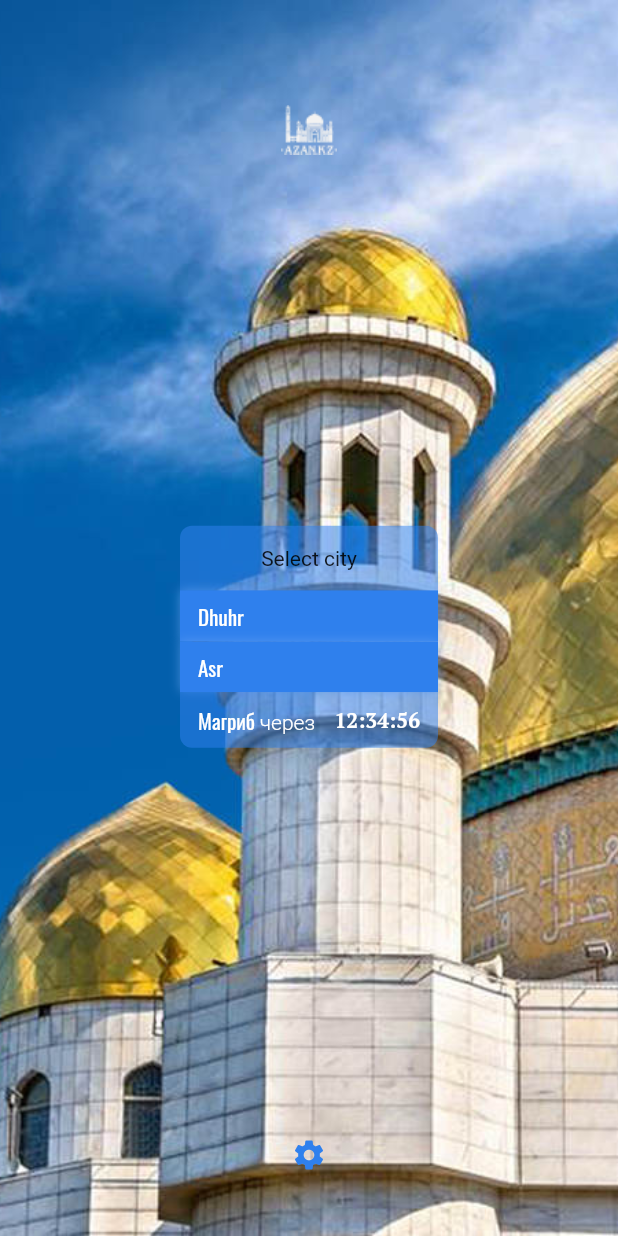
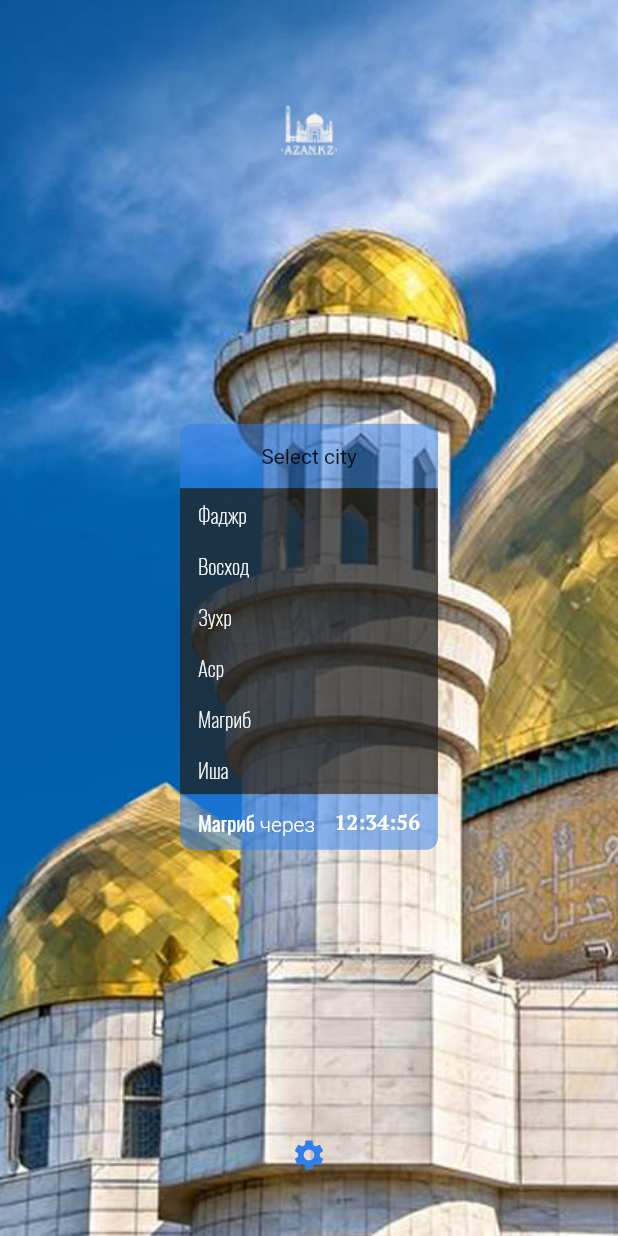
Before and after one commit to yerzhant/solat, a Flutter app: the screen it shows after launch, on a phone screen of 412 x 824 dp. Run offline on Flutter 3.47's test engine with Material 2 defaults, Android fonts, the phone set to English and light mode, and no system bars; our stand-ins replace bloc, flutter_bloc, flutter_typeahead.

Commit message:
Fix time widget

```diff
--- a/lib/widgets/time_widget.dart
+++ b/lib/widgets/time_widget.dart
@@ -4,29 +4,31 @@ import 'package:solat/consts.dart';
 class TimeWidget extends StatelessWidget {
   final String title;
   final String time;
+  final bool isActive;
 
   const TimeWidget({
     Key key,
     @required this.title,
     @required this.time,
+    @required this.isActive,
   }) : super(key: key);
 
   @override
   Widget build(BuildContext context) {
-    final isActive = _isActive();
-
     return Container(
       width: 172,
       height: 34,
       padding: EdgeInsets.symmetric(horizontal: 12),
       decoration: BoxDecoration(
-          color: isActive ? Color(secondaryColor) : Color(0xBF232323),
-          boxShadow: [
+        color: isActive ? Color(secondaryColor) : null,
+        boxShadow: [
+          if (isActive)
             BoxShadow(
               color: Color(0x996CA5F2),
               blurRadius: 5,
-            )
-          ]),
+            ),
+        ],
+      ),
       child: Row(
         children: <Widget>[
           Expanded(
@@ -53,8 +55,4 @@ class TimeWidget extends StatelessWidget {
       ),
     );
   }
-
-  bool _isActive() {
-    return true;
-  }
 }
--- a/lib/widgets/times_widget.dart
+++ b/lib/widgets/times_widget.dart
@@ -11,6 +11,8 @@ class TimesWidget extends StatelessWidget {
   Widget build(BuildContext context) {
     return BlocBuilder<TimesBloc, TimesState>(
       builder: (context, state) {
+        final activeType = _getActiveType(state);
+
         return Column(
           mainAxisAlignment: MainAxisAlignment.center,
           children: <Widget>[
@@ -49,13 +51,42 @@ class TimesWidget extends StatelessWidget {
                 ],
               ),
             ),
-            TimeWidget(
-              title: 'Dhuhr',
-              time: _getTime(state, 'dhuhr'),
-            ),
-            TimeWidget(
-              title: 'Asr',
-              time: _getTime(state, 'asr'),
+            Container(
+              color: Color(0xBF232323),
+              child: Column(
+                children: <Widget>[
+                  TimeWidget(
+                    title: 'Фаджр',
+                    time: _getTime(state, 'fadjr'),
+                    isActive: activeType == 'fadjr',
+                  ),
+                  TimeWidget(
+                    title: 'Восход',
+                    time: _getTime(state, 'sunrise'),
+                    isActive: activeType == 'sunrise',
+                  ),
+                  TimeWidget(
+                    title: 'Зухр',
+                    time: _getTime(state, 'dhuhr'),
+                    isActive: activeType == 'dhuhr',
+                  ),
+                  TimeWidget(
+                    title: 'Аср',
+                    time: _getTime(state, 'asr'),
+                    isActive: activeType == 'asr',
+                  ),
+                  TimeWidget(
+                    title: 'Магриб',
+                    time: _getTime(state, 'maghrib'),
+                    isActive: activeType == 'maghribr',
+                  ),
+                  TimeWidget(
+                    title: 'Иша',
+                    time: _getTime(state, 'isha'),
+                    isActive: activeType == 'ishar',
+                  ),
+                ],
+              ),
             ),
             Container(
               decoration: BoxDecoration(
@@ -105,12 +136,47 @@ class TimesWidget extends StatelessWidget {
   String _getTime(TimesState state, String type) {
     if (state is TimesTodaySuccess) {
       switch (type) {
+        case 'fadjr':
+          return state.times.fadjr;
+        case 'sunrise':
+          return state.times.sunrise;
+        case 'dhuhr':
+          return state.times.dhuhr;
         case 'asr':
           return state.times.asr;
-        case 'dhuhr':
-          return state.times.dhuhr;
+        case 'maghrib':
+          return state.times.maghrib;
+        case 'isha':
+          return state.times.isha;
       }
     }
     return '';
   }
+
+  String _getActiveType(TimesState state) {
+    if (state is TimesTodaySuccess) {
+      final now = DateTime.now();
+
+      if (_isBefore(now.hour, now.minute, state.times.fadjr)) return 'isha';
+      if (_isBefore(now.hour, now.minute, state.times.sunrise)) return 'fadjr';
+      if (_isBefore(now.hour, now.minute, state.times.dhuhr)) return 'sunrise';
+      if (_isBefore(now.hour, now.minute, state.times.asr)) return 'dhuhr';
+      if (_isBefore(now.hour, now.minute, state.times.maghrib)) return 'asr';
+      if (_isBefore(now.hour, now.minute, state.times.isha)) return 'maghrib';
+      return 'isha';
+    }
+
+    return null;
+  }
+
+  bool _isBefore(int currentHour, int currentMinute, String time) {
+    final parts = time.split(':');
+    final hour = int.parse(parts[0]);
+    final minute = int.parse(parts[1]);
+
+    if (currentHour < hour) return true;
+    if (currentHour == hour && currentMinute < minute) return true;
+
+    return false;
+  }
 }
```
